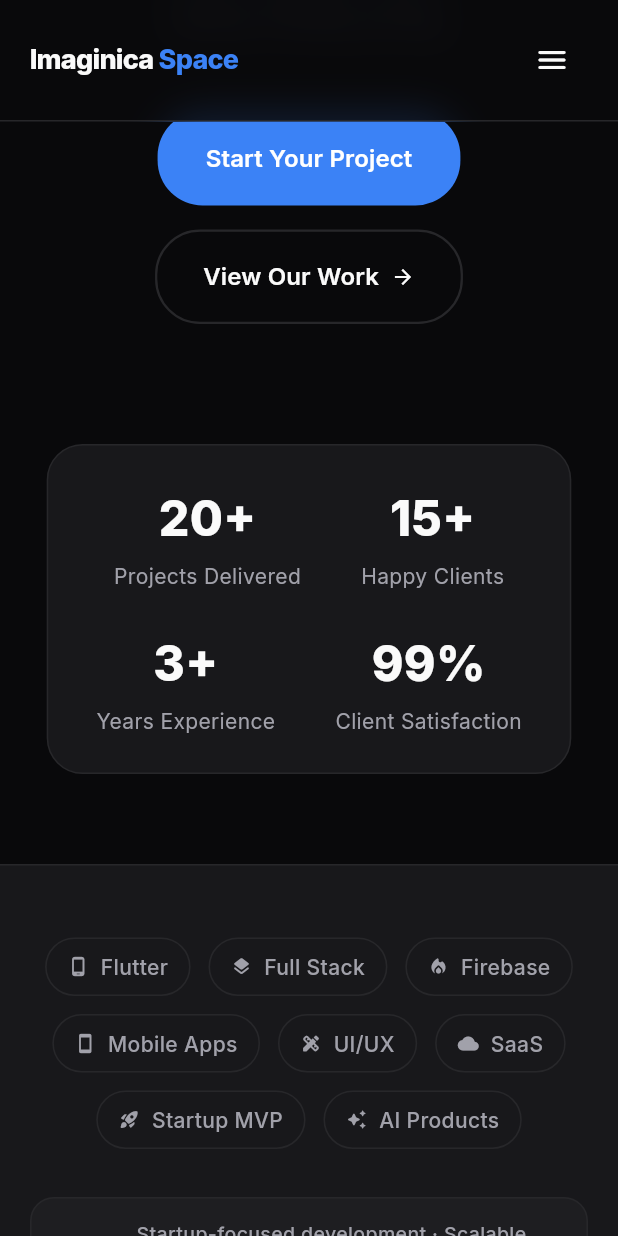
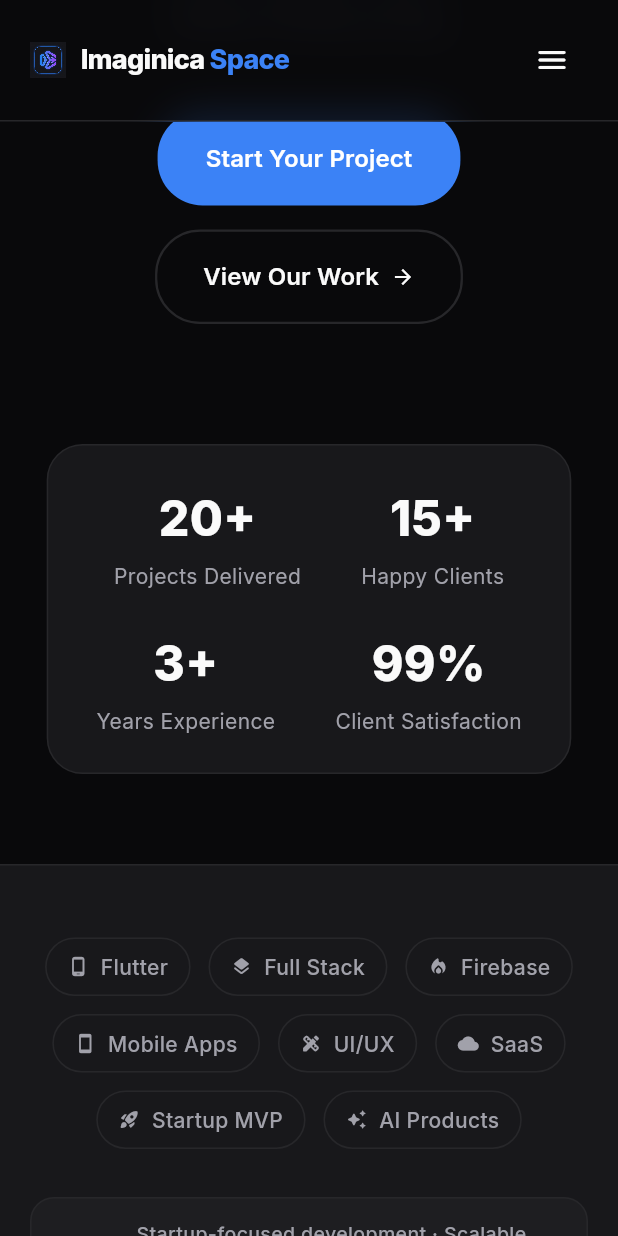
Before and after one commit to CoreForg/imaginicaSpacee, a Flutter app: the screen it shows after launch, scrolled down 576 dp, on a phone screen of 412 x 824 dp. Run offline on Flutter 3.47's test engine with Material 3 defaults, Android fonts, the phone set to English and light mode, and no system bars; drawn by our look-alikes of flutter_animate; our stand-ins replace google_fonts.

Commit message:
updated ui

```diff
--- a/lib/screens/home/sections/about_section.dart
+++ b/lib/screens/home/sections/about_section.dart
@@ -76,7 +76,7 @@ class AboutSection extends StatelessWidget {
                     ),
                     const SizedBox(height: 16),
                     Text(
-                      'Our team has hands-on experience contributing to enterprise-grade Flutter projects including the IRCTC Rail Connect platform (CRIS), and actively builds scalable digital solutions for businesses and startups across industries.',
+                      'We partner with founders, startups, and growing businesses to deliver affordable, premium-quality digital products — from cross-platform mobile apps and SaaS platforms to full-stack systems built for scale.',
                       style: GoogleFonts.inter(
                         color: AppColors.secondaryText,
                         fontSize: 16,
--- a/lib/widgets/nav_bar.dart
+++ b/lib/widgets/nav_bar.dart
@@ -46,7 +46,16 @@ class NavBar extends StatelessWidget {
                 onLongPress: () => Navigator.pushNamed(context, '/admin'),
                 child: MouseRegion(
                   cursor: SystemMouseCursors.click,
-                  child: RichText(
+                  child: Row(
+                    mainAxisSize: MainAxisSize.min,
+                    children: [
+                      Image.asset(
+                        'assets/images/logo.png',
+                        height: isMobile ? 24 : 28,
+                        filterQuality: FilterQuality.high,
+                      ),
+                      const SizedBox(width: 10),
+                      RichText(
                         text: TextSpan(
                           children: [
                             TextSpan(
@@ -69,6 +78,8 @@ class NavBar extends StatelessWidget {
                             ),
                           ],
                         ),
+                      ),
+                    ],
                   ),
                 ),
               ),
--- a/pubspec.yaml
+++ b/pubspec.yaml
@@ -62,9 +62,8 @@ flutter:
   uses-material-design: true
 
   # To add assets to your application, add an assets section, like this:
-  # assets:
-  #   - images/a_dot_burr.jpeg
-  #   - images/a_dot_ham.jpeg
+  assets:
+    - assets/images/
 
   # An image asset can refer to one or more resolution-specific "variants", see
   # https://flutter.dev/to/resolution-aware-images
```
Also changed, not shown: lib/screens/home/sections/footer_section.dart (+16 -5 lines), assets/images/logo.png (added), 6 other files. Lines whose indentation alone changed are shown as unchanged.
